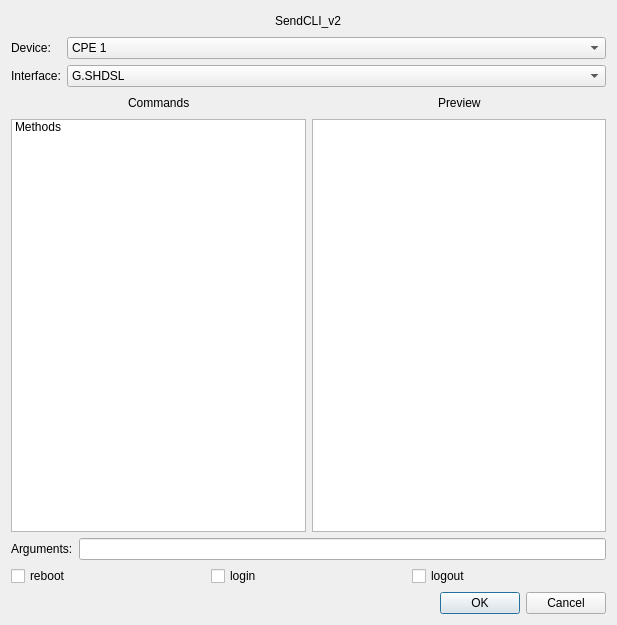
The window that view/send_cli.ui (fbarden/TestGen) describes before a commit, drawn with Qt 5.
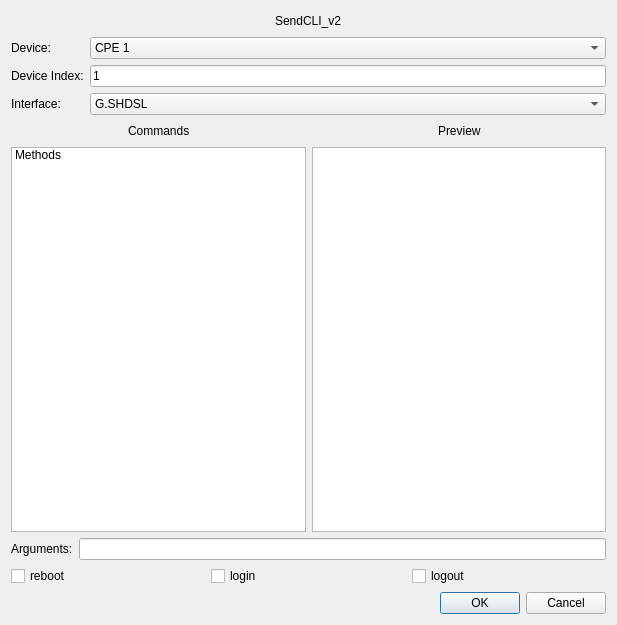
The same window after the commit.

Commit message: [Testcases-Integracao] Add 'device index' field. Also prepare conf file to use index.

Diff of the .ui file:
```diff
--- a/view/send_cli.ui
+++ b/view/send_cli.ui
@@ -56,9 +56,6 @@
    </item>
    <item>
     <layout class="QFormLayout" name="formLayout">
-     <property name="fieldGrowthPolicy">
-      <enum>QFormLayout::AllNonFixedFieldsGrow</enum>
-     </property>
      <item row="0" column="0">
       <widget class="QLabel" name="deviceLabel">
        <property name="accessibleName">
@@ -88,6 +85,20 @@
       </widget>
      </item>
      <item row="1" column="0">
+      <widget class="QLabel" name="deviceIndexLabel">
+       <property name="text">
+        <string>Device Index:</string>
+       </property>
+      </widget>
+     </item>
+     <item row="1" column="1">
+      <widget class="QLineEdit" name="deviceIndexEdit">
+       <property name="text">
+        <string>1</string>
+       </property>
+      </widget>
+     </item>
+     <item row="2" column="0">
       <widget class="QLabel" name="interfaceLabel">
        <property name="accessibleName">
         <string notr="true"/>
@@ -100,7 +111,7 @@
        </property>
       </widget>
      </item>
-     <item row="1" column="1">
+     <item row="2" column="1">
       <widget class="QComboBox" name="interfaceComboBox">
        <property name="accessibleName">
         <string notr="true"/>
```
The commit also changes 2 other files.
